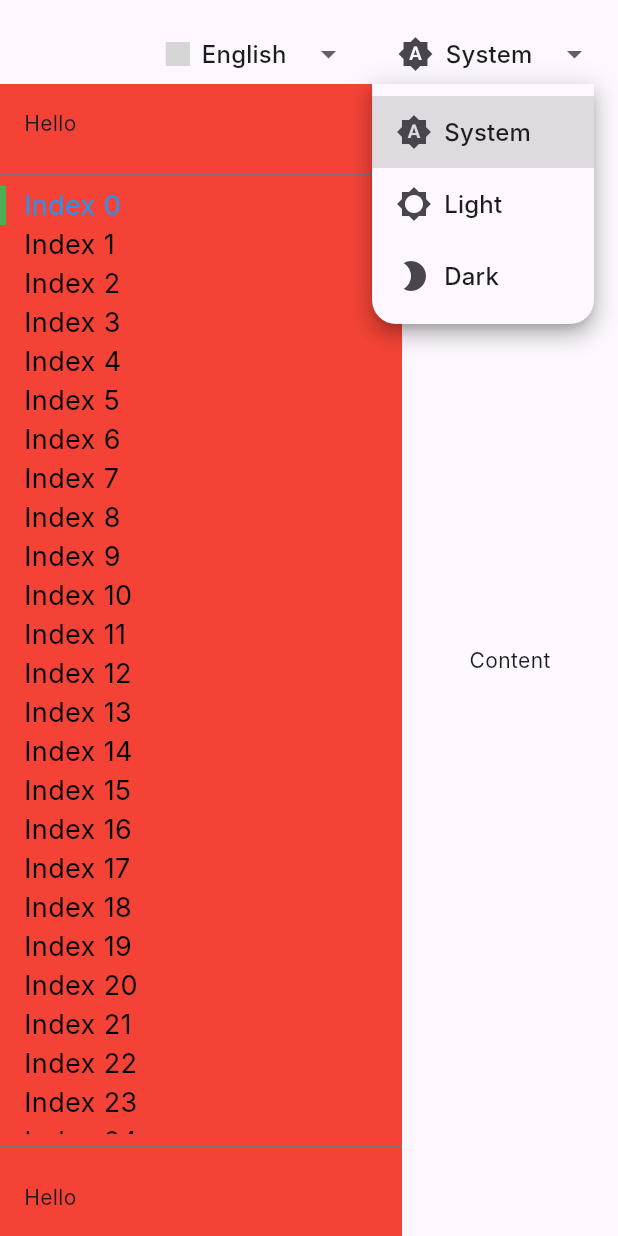
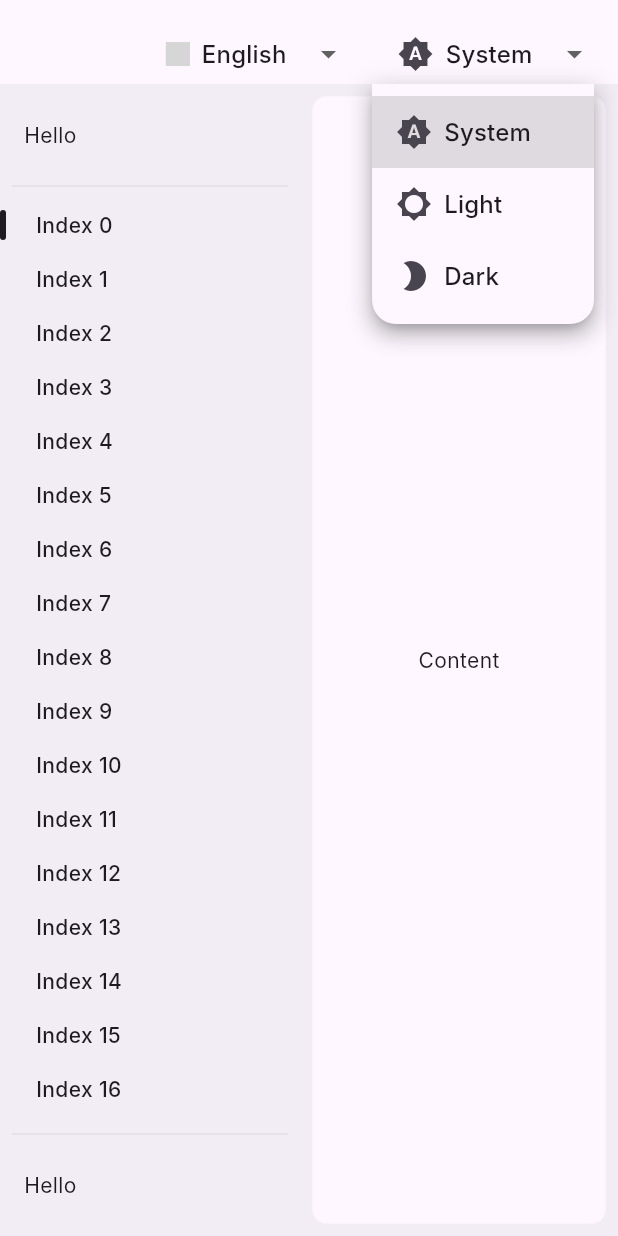
Before and after one commit to bsolca/ez-ui-flutter, a Flutter app: the screen it shows after launch, after a tap on "System", on a phone screen of 412 x 824 dp. Run offline on Flutter 3.47's test engine with Material 3 defaults, Android fonts, the phone set to English and light mode, and no system bars; drawn by our look-alikes of dropdown_button2; our stand-ins replace flutter_riverpod, freezed_annotation, go_router, hive, hive_flutter, riverpod_annotation; missing offline and left inert: country_flags, quick_log; accounts and stored records are empty; generated files the repository leaves out were written again; Roboto replaces fonts that are missing (Inter); grey boxes are pictures that could not be loaded.

Commit message:
Better styling

```diff
--- a/lib/src/shared/sidebar/indicator_widget.dart
+++ b/lib/src/shared/sidebar/indicator_widget.dart
@@ -1,40 +1,39 @@
-// indicator_widget.dart
 import 'package:flutter/material.dart';
 
 /// A widget that shows a scrollable indicator synced with a scrollable list.
-///
-/// The [IndicatorWidget] displays an indicator that moves along with the
-/// items in a scrollable list and highlights the currently selected item
-/// based on the scroll position. The indicator size adjusts according to
-/// the height of the selected item.
-///
-/// This widget works with a [ScrollController] to update the indicator's
-/// position and size based on the current scroll offset and selected index.
 class IndicatorWidget extends StatefulWidget {
-  /// Creates an [IndicatorWidget] with the given [scrollController],
+  /// A widget that shows a scrollable indicator synced with a scrollable list.
   const IndicatorWidget({
     super.key,
     required this.scrollController,
     required this.itemHeights,
     required this.selectedIndex,
     this.indicatorColor = Colors.blue,
+    this.indicatorWidth = 4,
+    this.indicatorBorderRadius = 2,
+    this.indicatorPadding = EdgeInsets.zero,
   });
 
-  /// The controller to monitor and control the scroll position of the list.
+  /// The scroll controller of the list.
   final ScrollController scrollController;
 
-  /// A list of item heights for the scrollable list.
-  ///
-  /// The length of this list should correspond to the number of items
-  /// in the scrollable list, and each value represents the height of the
-  /// respective item.
+  /// The heights of the items in the list.
   final List<double> itemHeights;
 
-  /// The index of the currently selected item in the scrollable list.
+  /// The index of the selected item.
   final int selectedIndex;
 
-  /// The color of the scroll indicator.
+  /// The color of the indicator.
   final Color indicatorColor;
+
+  /// The width of the indicator.
+  final double indicatorWidth;
+
+  /// The border radius of the indicator.
+  final double indicatorBorderRadius;
+
+  /// The padding of the indicator.
+  final EdgeInsets indicatorPadding;
 
   @override
   State<IndicatorWidget> createState() => _IndicatorWidgetState();
@@ -49,62 +48,41 @@ class _IndicatorWidgetState extends State<IndicatorWidget>
   @override
   void initState() {
     super.initState();
-
-    // Initialize the AnimationController for smooth transitions
     _animationController = AnimationController(
       vsync: this,
       duration: const Duration(milliseconds: 300),
     );
-
-    // Calculate the initial position of the indicator
-    WidgetsBinding.instance.addPostFrameCallback((_) {
-      setState(() {
     _indicatorPosition = _calculateIndicatorPosition();
-      });
-    });
-
-    // Listen to scroll changes to update the indicator's position
     widget.scrollController.addListener(_onScroll);
   }
 
   @override
   void didUpdateWidget(covariant IndicatorWidget oldWidget) {
     super.didUpdateWidget(oldWidget);
-
-    // Animate the indicator when the selected index changes
     if (oldWidget.selectedIndex != widget.selectedIndex) {
       _animateIndicator();
-    }
-
-    // Recalculate the indicator position when item heights change
-    if (oldWidget.itemHeights != widget.itemHeights) {
-      setState(() {
-        _indicatorPosition = _calculateIndicatorPosition();
-      });
     }
   }
 
   @override
   void dispose() {
-    // Clean up the animation controller and scroll listener
     _animationController.dispose();
     widget.scrollController.removeListener(_onScroll);
     super.dispose();
   }
 
-  /// Handles scroll events and updates the indicator position accordingly.
   void _onScroll() {
+    final newPosition = _calculateIndicatorPosition();
+    if (newPosition != _indicatorPosition) {
       setState(() {
-      _indicatorPosition = _calculateIndicatorPosition();
+        _indicatorPosition = newPosition;
       });
     }
+  }
 
-  /// Animates the indicator position when the selected index changes.
   void _animateIndicator() {
     final start = _indicatorPosition;
     final end = _calculateIndicatorPosition();
-
-    _animationController.reset();
 
     _animation = Tween<double>(begin: start, end: end).animate(
       CurvedAnimation(parent: _animationController, curve: Curves.easeInOut),
@@ -113,11 +91,9 @@ class _IndicatorWidgetState extends State<IndicatorWidget>
           _indicatorPosition = _animation.value;
         });
       });
-
-    _animationController.forward();
+    _animationController.forward(from: 0);
   }
 
-  /// Calculates indicator position from scroll offset and selected index.
   double _calculateIndicatorPosition() {
     var position = -widget.scrollController.offset;
     for (var i = 0; i < widget.selectedIndex; i++) {
@@ -138,6 +114,9 @@ class _IndicatorWidgetState extends State<IndicatorWidget>
                 ? widget.itemHeights[widget.selectedIndex]
                 : 0.0,
             indicatorColor: widget.indicatorColor,
+            indicatorWidth: widget.indicatorWidth,
+            indicatorBorderRadius: widget.indicatorBorderRadius,
+            indicatorPadding: widget.indicatorPadding,
           ),
         ),
       ),
@@ -145,54 +124,48 @@ class _IndicatorWidgetState extends State<IndicatorWidget>
   }
 }
 
-/// A custom painter that draws the indicator on the canvas.
 class _IndicatorPainter extends CustomPainter {
   _IndicatorPainter({
     required this.indicatorPosition,
     required this.indicatorHeight,
     required this.indicatorColor,
+    required this.indicatorWidth,
+    required this.indicatorBorderRadius,
+    required this.indicatorPadding,
   });
 
-  /// The vertical position of the indicator.
   final double indicatorPosition;
-
-  /// The height of the indicator, which matches the selected item height.
   final double indicatorHeight;
-
-  /// The color of the indicator.
   final Color indicatorColor;
+  final double indicatorWidth;
+  final double indicatorBorderRadius;
+  final EdgeInsets indicatorPadding;
 
   @override
   void paint(Canvas canvas, Size size) {
-    // Define the rectangle for the indicator
-    final indicatorRect = Rect.fromLTWH(
+    final indicatorRRect = RRect.fromLTRBR(
       0,
-      indicatorPosition,
-      4, // Indicator width
-      indicatorHeight,
+      indicatorPosition + indicatorPadding.top,
+      indicatorWidth,
+      indicatorPosition + indicatorHeight - indicatorPadding.bottom,
+      Radius.circular(indicatorBorderRadius),
     );
 
-    // Define the visible area of the canvas
     final visibleRect = Offset.zero & size;
 
-    // Only paint if the indicator is within the visible area
-    if (!indicatorRect.overlaps(visibleRect)) {
-      return;
-    }
+    if (!indicatorRRect.outerRect.overlaps(visibleRect)) return;
 
-    // Calculate the portion of the indicator that overlaps.
-    final clippedRect = indicatorRect.intersect(visibleRect);
-
-    // Paint the indicator
     final paint = Paint()..color = indicatorColor;
-    canvas.drawRect(clippedRect, paint);
+    canvas.drawRRect(indicatorRRect, paint);
   }
 
   @override
   bool shouldRepaint(covariant _IndicatorPainter oldDelegate) {
-    // Repaint when the position, height, or color of the indicator changes
     return indicatorPosition != oldDelegate.indicatorPosition ||
         indicatorHeight != oldDelegate.indicatorHeight ||
-        indicatorColor != oldDelegate.indicatorColor;
+        indicatorColor != oldDelegate.indicatorColor ||
+        indicatorWidth != oldDelegate.indicatorWidth ||
+        indicatorBorderRadius != oldDelegate.indicatorBorderRadius ||
+        indicatorPadding != oldDelegate.indicatorPadding;
   }
 }
--- a/lib/src/shared/sidebar/measuring_widget.dart
+++ b/lib/src/shared/sidebar/measuring_widget.dart
@@ -1,12 +1,9 @@
 import 'package:flutter/material.dart';
 
 /// A [MeasuringWidget] that measures the size of its child widget.
-///
 /// This widget notifies when the size of the [child] changes.
 class MeasuringWidget extends StatefulWidget {
   /// Creates a [MeasuringWidget].
-  ///
-  /// The [child] and [onSize] parameters are required.
   const MeasuringWidget({
     super.key,
     required this.child,
@@ -24,19 +21,41 @@ class MeasuringWidget extends StatefulWidget {
 }
 
 class _MeasuringWidgetState extends State<MeasuringWidget> {
-  Size? oldSize;
+  final GlobalKey _key = GlobalKey();
+  Size? _oldSize;
+
+  @override
+  void initState() {
+    super.initState();
+    WidgetsBinding.instance.addPostFrameCallback(_afterLayout);
+  }
+
+  @override
+  void didUpdateWidget(covariant MeasuringWidget oldWidget) {
+    super.didUpdateWidget(oldWidget);
+    WidgetsBinding.instance.addPostFrameCallback(_afterLayout);
+  }
+
+  void _afterLayout(Duration timeStamp) {
+    if (!mounted) return;
+
+    final context = _key.currentContext;
+    if (context == null) return;
+
+    final renderBox = context.findRenderObject() as RenderBox?;
+    if (renderBox == null || !renderBox.hasSize) return;
+
+    final newSize = renderBox.size;
+    if (_oldSize != newSize) {
+      _oldSize = newSize;
+      widget.onSize(newSize);
+    }
+  }
 
   @override
   Widget build(BuildContext context) {
-    WidgetsBinding.instance.addPostFrameCallback((_) {
-      final contextSize = context.size;
-      if (contextSize != null && oldSize != contextSize) {
-        oldSize = contextSize;
-        widget.onSize(contextSize);
-      }
-    });
-
-    return SizeChangedLayoutNotifier(
+    return Container(
+      key: _key,
       child: widget.child,
     );
   }
--- a/lib/src/shared/sidebar/sidebar.dart
+++ b/lib/src/shared/sidebar/sidebar.dart
@@ -10,7 +10,7 @@ import 'package:impostor/src/shared/sidebar/sidebar_item.dart';
 /// This widget includes a header, a list of items with selection
 /// indicators, and a footer. It supports dynamic item heights and
 /// scrolling.
-class Sidebar extends StatelessWidget {
+class Sidebar extends StatefulWidget {
   /// Creates a [Sidebar] widget.
   ///
   /// The [logo], [headerText], [items], [currentIndex], [onItemTap],
@@ -59,52 +59,70 @@ class Sidebar extends StatelessWidget {
   final void Function(int, double) updateItemHeight;
 
   @override
+  State<Sidebar> createState() => _SidebarState();
+}
+
+class _SidebarState extends State<Sidebar> {
+
+  @override
   Widget build(BuildContext context) {
-    return Container(
-      width: 268,
-      color: Colors.red,
+    final divider = Padding(
+      padding: const EdgeInsets.symmetric(horizontal: 8),
+      child: Divider(
+        thickness: 1,
+        color: Theme.of(context).colorScheme.inverseSurface.withAlpha(20),
+      ),
+    );
+    return SizedBox(
+      width: 200,
       child: Column(
         children: [
           SidebarHeader(
-            logo: logo,
-            headerText: headerText,
-            headerDropdown: headerDropdown,
+            logo: widget.logo,
+            headerText: widget.headerText,
+            headerDropdown: widget.headerDropdown,
           ),
-          const Divider(color: Colors.blueGrey, thickness: 1),
+          divider,
           Expanded(
             child: Stack(
               children: [
                 NotificationListener<SizeChangedLayoutNotification>(
                   onNotification: (notification) => true,
                   child: ListView.builder(
-                    controller: scrollController,
-                    itemCount: items.length,
+                    controller: widget.scrollController,
+                    itemCount: widget.items.length,
                     itemBuilder: (context, index) {
                       return MeasuringWidget(
-                        onSize: (size) =>
-                            updateItemHeight(index, size.height),
-                        child: SidebarItem(
-                          text: items[index],
-                          isSelected: index == currentIndex,
-                          onTap: () => onItemTap(index),
+                        onSize: (size) => widget.updateItemHeight(
+                          index,
+                          size.height,
+                        ),
+                        child: Padding(
+                          padding: const EdgeInsets.symmetric(horizontal: 8),
+                          child: SidebarItem(
+                            text: widget.items[index],
+                            isSelected: index == widget.currentIndex,
+                            onTap: () => widget.onItemTap(index),
+                          ),
                         ),
                       );
                     },
                   ),
                 ),
                 IndicatorWidget(
-                  scrollController: scrollController,
-                  itemHeights: itemHeights,
-                  selectedIndex: currentIndex,
-                  indicatorColor: Colors.green,
+                  scrollController: widget.scrollController,
+                  itemHeights: widget.itemHeights,
+                  selectedIndex: widget.currentIndex,
+                  indicatorColor: Theme.of(context).colorScheme.onSurface,
+                  indicatorPadding: const EdgeInsets.symmetric(vertical: 8),
                 ),
               ],
             ),
           ),
-          const Divider(color: Colors.blueGrey, thickness: 1),
+          divider,
           SidebarFooter(
-            logo: logo,
-            headerText: headerText,
+            logo: widget.logo,
+            headerText: widget.headerText,
           ),
         ],
       ),
--- a/lib/src/shared/sidebar/sidebar_item.dart
+++ b/lib/src/shared/sidebar/sidebar_item.dart
@@ -1,10 +1,12 @@
 import 'package:flutter/material.dart';
+import 'package:impostor/src/shared/squircle/squircle.dart';
 
 /// A [SidebarItem] widget that represents a single item in the sidebar.
 ///
 /// This widget displays text and indicates selection status.
 /// It handles tap interactions to notify when the item is selected.
-class SidebarItem extends StatelessWidget {
+/// It also provides hover and splash effects for better user interaction.
+class SidebarItem extends StatefulWidget {
   /// Creates a [SidebarItem] widget.
   ///
   /// The [text], [isSelected], and [onTap] parameters are required.
@@ -25,18 +27,39 @@ class SidebarItem extends StatelessWidget {
   final VoidCallback onTap;
 
   @override
+  State<SidebarItem> createState() => _SidebarItemState();
+}
+
+class _SidebarItemState extends State<SidebarItem> {
+  @override
   Widget build(BuildContext context) {
-    return GestureDetector(
-      onTap: onTap,
-      child: Container(
+    return AnimatedContainer(
+      duration: const Duration(milliseconds: 200),
+      decoration: ShapeDecoration(
+        shape: SmoothRectangleBorder(
+          borderRadius: SmoothBorderRadius(
+            cornerRadius: 10,
+            cornerSmoothing: 0.5,
+          ),
+        ),
+      ),
+      child: Material(
         color: Colors.transparent,
-        alignment: Alignment.centerLeft,
-        padding: const EdgeInsets.symmetric(horizontal: 16),
-        child: Text(
-          text,
-          style: TextStyle(
-            color: isSelected ? Colors.blue : Colors.black,
-            fontSize: 18,
+        child: InkWell(
+          onTap: widget.onTap,
+          overlayColor: WidgetStateProperty.all(
+            Theme.of(context).colorScheme.inverseSurface.withAlpha(20),
+          ),
+          borderRadius: BorderRadius.circular(8),
+          child: Container(
+            alignment: Alignment.centerLeft,
+            padding: const EdgeInsets.symmetric(horizontal: 16, vertical: 8),
+            child: Text(
+              widget.text,
+              style: const TextStyle(
+                fontWeight: FontWeight.w500,
+              ),
+            ),
           ),
         ),
       ),
--- a/lib/src/shared/sidebar_layout/sidebar_layout.dart
+++ b/lib/src/shared/sidebar_layout/sidebar_layout.dart
@@ -1,7 +1,17 @@
 import 'package:flutter/material.dart';
 import 'package:impostor/src/shared/sidebar/sidebar.dart';
+import 'package:impostor/src/shared/squircle/squircle.dart';
 
+/// A layout widget that includes a sidebar and a main content area.
+///
+/// The [SidebarLayout] consists of a [Sidebar] on the left and a content
+/// area on the right. It manages the state of the currently selected
+/// sidebar item and handles scrolling behavior.
 class SidebarLayout extends StatefulWidget {
+  /// Creates a [SidebarLayout].
+  ///
+  /// The [logo], [headerText], and [headerDropdown] are optional and can be
+  /// used to customize the sidebar's header.
   const SidebarLayout({
     super.key,
     this.logo,
@@ -9,8 +19,13 @@ class SidebarLayout extends StatefulWidget {
     this.headerDropdown,
   });
 
+  /// The logo widget displayed in the sidebar header.
   final Widget? logo;
+
+  /// The header text displayed in the sidebar.
   final String? headerText;
+
+  /// The dropdown widget displayed in the sidebar header.
   final Widget? headerDropdown;
 
   @override
@@ -18,24 +33,39 @@ class SidebarLayout extends StatefulWidget {
 }
 
 class _SidebarLayoutState extends State<SidebarLayout> {
+  /// The index of the currently selected sidebar item.
   int currentIndex = 0;
+
+  /// Controller for managing the scroll position of the sidebar.
   final ScrollController _scrollController = ScrollController();
+
+  /// The list of sidebar item labels.
   late final List<String> items;
+
+  /// The heights of each sidebar item.
   final List<double> _itemHeights = [];
 
   @override
   void initState() {
     super.initState();
+    // Generate a list of 25 sidebar items labeled 'Index 0' to 'Index 24'.
     items = List.generate(25, (index) => 'Index $index');
+    // Initialize the item heights with zeros.
     _itemHeights.addAll(List<double>.filled(items.length, 0));
   }
 
+  /// Updates the height of a sidebar item at the given [index].
+  ///
+  /// This method is called when the height of a sidebar item changes.
   void _updateItemHeight(int index, double height) {
     setState(() {
       _itemHeights[index] = height;
     });
   }
 
+  /// Handles the tap event on a sidebar item at the given [index].
+  ///
+  /// Updates the [currentIndex] to reflect the selected item.
   void _onItemTap(int index) {
     setState(() {
       currentIndex = index;
@@ -44,13 +74,30 @@ class _SidebarLayoutState extends State<SidebarLayout> {
 
   @override
   Widget build(BuildContext context) {
+    // Ensure the currentIndex is within valid bounds.
     if (currentIndex < 0 || currentIndex >= items.length) {
       currentIndex = 0;
     }
 
-    return Row(
+    final colorBackground = Theme.of(context).brightness == Brightness.dark
+        ? Theme.of(context).colorScheme.surface
+        : Theme.of(context).colorScheme.surfaceContainer;
+
+    final color = Theme.of(context).brightness == Brightness.dark
+        ? Theme.of(context).colorScheme.surfaceContainerHigh
+        : Theme.of(context).colorScheme.surface;
+
+    final colorBorder = Theme.of(context).brightness == Brightness.dark
+        ? Theme.of(context).colorScheme.surfaceContainer
+        : Theme.of(context).colorScheme.surfaceContainerLow;
+
+    return ColoredBox(
+      color: colorBackground,
+      child: Row(
         children: [
-        Sidebar(
+          Padding(
+            padding: const EdgeInsets.symmetric(vertical: 8),
+            child: Sidebar(
               logo: widget.logo,
               headerText: widget.headerText,
               headerDropdown: widget.headerDropdown,
@@ -61,10 +108,30 @@ class _SidebarLayoutState extends State<SidebarLayout> {
               itemHeights: _itemHeights,
               updateItemHeight: _updateItemHeight,
             ),
-        const Expanded(
-          child: Center(child: Text('Content')),
+          ),
+          Expanded(
+            child: Container(
+              decoration: ShapeDecoration(
+                color: color,
+                shape: SmoothRectangleBorder(
+                  side: BorderSide(
+                    color: colorBorder,
+                    width: 0.5,
+                  ),
+                  borderRadius: SmoothBorderRadius(
+                    cornerRadius: 10,
+                    cornerSmoothing: 0.5,
+                  ),
+                ),
+              ),
+              margin: const EdgeInsets.all(8),
+              child: const Center(
+                child: Text('Content'),
+              ),
+            ),
           ),
         ],
+      ),
     );
   }
 }
--- a/lib/src/shared/squircle/squircle.dart
+++ b/lib/src/shared/squircle/squircle.dart
@@ -11,6 +11,8 @@
 /// - [SmoothRectangleBorder]: A border class that supports smooth, customizable
 ///   corner radii and various border alignments, including inside, center, or
 ///   outside of the shape's edge.
+///
+/// From: https://github.com/aloisdeniel/figma_squircle/tree/main
 library squircle;
 
 export 'src/clip_smooth_rect.dart';
```
Lines whose indentation alone changed are shown as unchanged.
